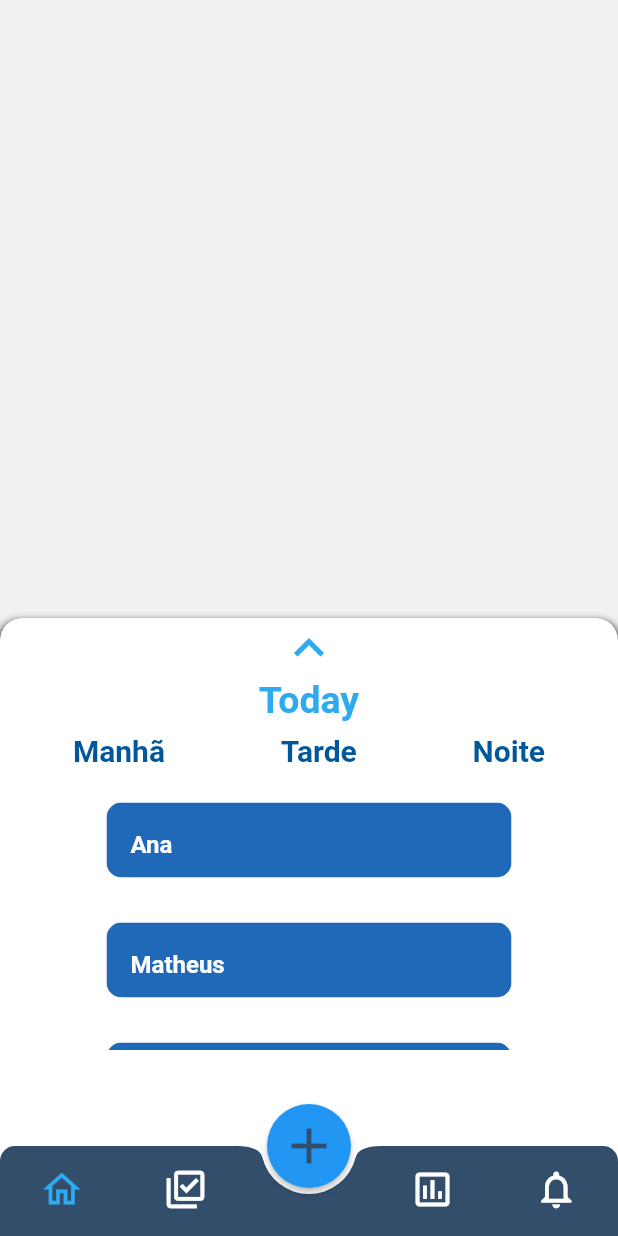
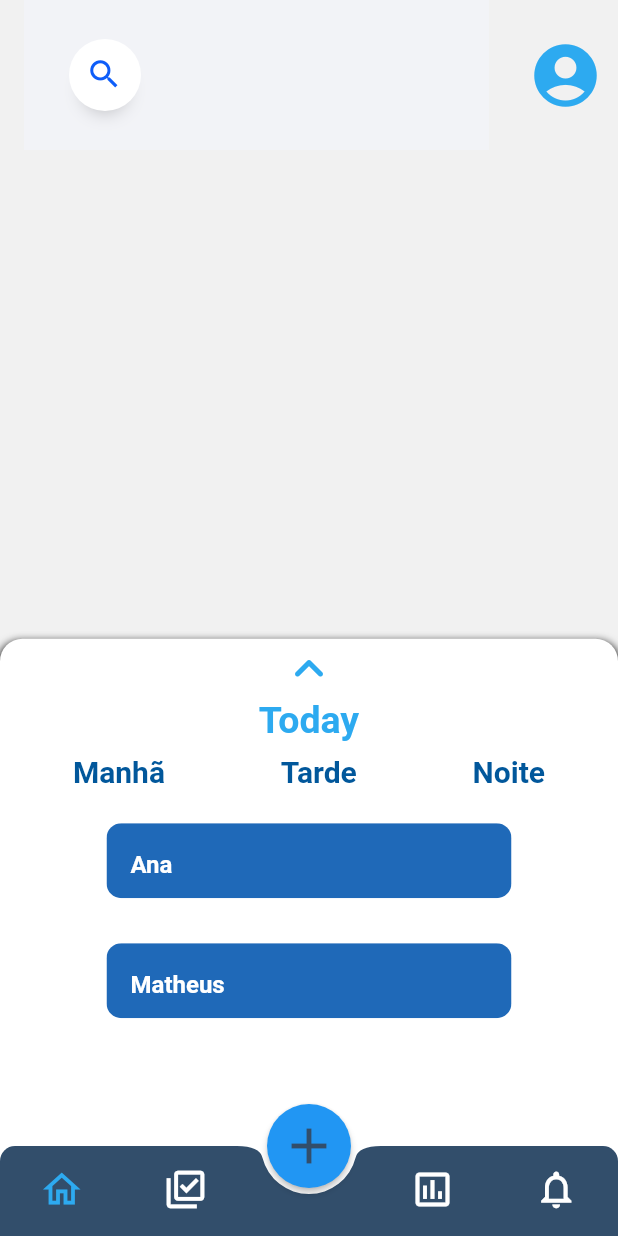
Before and after one commit to MatheusXavier15/Daily, a Flutter app: the screen it shows after launch, on a phone screen of 412 x 824 dp. Run offline on Flutter 3.47's test engine with Material 2 defaults, Android fonts, the light colour scheme and no system bars.

Commit message:
[feature] Search bar

```diff
--- a/lib/main.dart
+++ b/lib/main.dart
@@ -1,8 +1,8 @@
 import 'package:flutter/cupertino.dart';
 import 'package:flutter/material.dart';
-
 import 'constants.dart';
 import 'screens/home/HomeScreen.dart';
+import 'screens/widgets/searchbar.dart';
 
 void main() {
   runApp(const Daily());
@@ -58,7 +58,28 @@ class _PagesState extends State<Pages> {
   int _selectedIndex = 0;
   @override
   Widget build(BuildContext context) {
-    return Scaffold(
+    return GestureDetector(
+      onTap: () => FocusManager.instance.primaryFocus?.unfocus(),
+      child: Scaffold(
+        appBar: AppBar(
+          toolbarHeight: 100,
+          backgroundColor: Colors.transparent,
+          elevation: 0,
+          title: Container(
+              alignment: Alignment.centerLeft,
+              width: double.infinity,
+              child: SearchBar()),
+          actions: const [
+            Padding(
+              padding: EdgeInsets.all(10.0),
+              child: Icon(
+                Icons.account_circle_rounded,
+                color: selectedBottomIcon,
+                size: 50,
+              ),
+            )
+          ],
+        ),
         extendBody: true,
         floatingActionButtonLocation: FloatingActionButtonLocation.centerDocked,
         floatingActionButton: FloatingActionButton(
@@ -115,6 +136,7 @@ class _PagesState extends State<Pages> {
           ),
         ),
         body: tabs[_selectedIndex],
+      ),
     );
   }
 }
--- a/lib/screens/home/homeScreen.dart
+++ b/lib/screens/home/homeScreen.dart
@@ -1,8 +1,8 @@
 // ignore_for_file: file_names
-import 'package:daily/constants.dart';
 import 'package:flutter/cupertino.dart';
 import 'package:flutter/material.dart';
 
+import '../../constants.dart';
 import 'widgets/day-marks.dart';
 import 'widgets/list-item.dart';
 
@@ -28,27 +28,28 @@ class _HomeScreenState extends State<HomeScreen> {
     "Pedro",
     "João"
   ];
-  double scrollableSize = 180;
+  int extentArrow = 63263;
+  double scrollableSize = 150;
   @override
   Widget build(BuildContext context) {
-    var screenSize = MediaQuery.of(context).size;
     return Stack(
       children: [
         NotificationListener<DraggableScrollableNotification>(
           onNotification: (notification) {
             setState(() {
               if (notification.extent == 0.5) {
-                scrollableSize = 180;
+                scrollableSize = 150;
               } else {
                 scrollableSize = 500 * notification.extent;
               }
+              extentArrow = notification.extent > 0.6 ? 63264 : 63263;
             });
             return true;
           },
           child: DraggableScrollableSheet(
-            initialChildSize: 0.5,
+            initialChildSize: 0.55,
             maxChildSize: 0.8,
-            minChildSize: 0.5,
+            minChildSize: 0.55,
             builder: (context, scrollController) {
               return Container(
                 decoration: BoxDecoration(
@@ -65,13 +66,13 @@ class _HomeScreenState extends State<HomeScreen> {
                 child: Column(
                   children: [
                     Column(
-                      children: const [
+                      children: [
                         Icon(
-                          Icons.expand_less_outlined,
+                          IconData(extentArrow, fontFamily: 'MaterialIcons'),
                           color: selectedBottomIcon,
                           size: 40,
                         ),
-                        Text(
+                        const Text(
                           "Today",
                           style: TextStyle(
                             fontWeight: FontWeight.bold,
--- a/lib/screens/home/widgets/searchbar.dart
+++ /dev/null
@@ -1,15 +0,0 @@
-import 'package:flutter/material.dart';
-
-class SearchBar extends StatefulWidget {
-  const SearchBar({Key? key}) : super(key: key);
-
-  @override
-  _SearchBarState createState() => _SearchBarState();
-}
-
-class _SearchBarState extends State<SearchBar> {
-  @override
-  Widget build(BuildContext context) {
-    return Container();
-  }
-}
--- /dev/null
+++ b/lib/screens/widgets/searchbar.dart
@@ -0,0 +1,154 @@
+import 'package:Daily/constants.dart';
+import 'package:flutter/material.dart';
+import 'dart:math';
+
+class SearchBar extends StatefulWidget {
+  const SearchBar({Key? key}) : super(key: key);
+
+  @override
+  _SearchBarState createState() => _SearchBarState();
+}
+
+class _SearchBarState extends State<SearchBar>
+    with SingleTickerProviderStateMixin {
+  bool toggle = false;
+  late AnimationController _con;
+  late TextEditingController _textEditingController;
+  @override
+  void initState() {
+    super.initState();
+    _textEditingController = TextEditingController();
+    _con = AnimationController(
+      vsync: this,
+      duration: const Duration(milliseconds: 375),
+    );
+  }
+
+  @override
+  Widget build(BuildContext context) {
+    return Container(
+      color: const Color(0xffF2F3F7),
+      child: Center(
+        child: Container(
+          height: 100.0,
+          width: 250.0,
+          alignment: const Alignment(-1.0, 0.0),
+          child: AnimatedContainer(
+            duration: const Duration(milliseconds: 375),
+            height: 48.0,
+            width: !toggle ? 48.0 : 250.0,
+            curve: Curves.easeOut,
+            decoration: BoxDecoration(
+              color: Colors.white,
+              borderRadius: BorderRadius.circular(30.0),
+              boxShadow: const [
+                BoxShadow(
+                  color: Colors.black26,
+                  spreadRadius: -10.0,
+                  blurRadius: 10.0,
+                  offset: Offset(0.0, 10.0),
+                ),
+              ],
+            ),
+            child: Stack(
+              children: [
+                AnimatedPositioned(
+                  duration: const Duration(milliseconds: 375),
+                  top: 6.0,
+                  right: 7.0,
+                  curve: Curves.easeOut,
+                  child: AnimatedOpacity(
+                    opacity: 1.0,
+                    duration: const Duration(milliseconds: 200),
+                    child: Container(
+                      padding: const EdgeInsets.all(5.0),
+                      decoration: BoxDecoration(
+                        borderRadius: BorderRadius.circular(30.0),
+                      ),
+                      child: AnimatedBuilder(
+                        child: const Icon(
+                          Icons.search,
+                          size: 25.0,
+                          color: search,
+                        ),
+                        builder: (context, widget) {
+                          return Transform.rotate(
+                            angle: _con.value * 2.0 * pi,
+                            child: widget,
+                          );
+                        },
+                        animation: _con,
+                      ),
+                    ),
+                  ),
+                ),
+                AnimatedPositioned(
+                  duration: const Duration(milliseconds: 375),
+                  left: !toggle ? 20.0 : 40.0,
+                  curve: Curves.easeOut,
+                  top: 11.0,
+                  child: AnimatedOpacity(
+                    opacity: !toggle ? 0.0 : 1.0,
+                    duration: const Duration(milliseconds: 200),
+                    child: SizedBox(
+                      height: 23.0,
+                      width: 180.0,
+                      child: TextField(
+                        controller: _textEditingController,
+                        cursorRadius: const Radius.circular(10.0),
+                        cursorWidth: 2.0,
+                        cursorColor: Colors.black,
+                        decoration: InputDecoration(
+                          floatingLabelBehavior: FloatingLabelBehavior.never,
+                          labelText: 'Pesquisar...',
+                          labelStyle: const TextStyle(
+                            color: weekSelect,
+                            fontSize: 17.0,
+                            fontWeight: FontWeight.w500,
+                          ),
+                          alignLabelWithHint: true,
+                          border: OutlineInputBorder(
+                            borderRadius: BorderRadius.circular(20.0),
+                            borderSide: BorderSide.none,
+                          ),
+                        ),
+                      ),
+                    ),
+                  ),
+                ),
+                Material(
+                  color: Colors.transparent,
+                  borderRadius: BorderRadius.circular(30.0),
+                  child: IconButton(
+                    splashRadius: 19.0,
+                    icon: !toggle
+                        ? Container()
+                        : const Icon(
+                            Icons.close,
+                            color: Colors.red,
+                          ),
+                    onPressed: () {
+                      setState(
+                        () {
+                          if (!toggle) {
+                            toggle = true;
+                            _con.forward();
+                          } else {
+                            toggle = false;
+                            FocusManager.instance.primaryFocus?.unfocus();
+                            _textEditingController.clear();
+                            _con.reverse();
+                          }
+                        },
+                      );
+                    },
+                  ),
+                ),
+              ],
+            ),
+          ),
+        ),
+      ),
+    );
+  }
+}
```
Also changed, not shown: pubspec.yaml (+2 -71 lines), lib/assets/bubble-notify.svg (added). Lines whose indentation alone changed are shown as unchanged.
